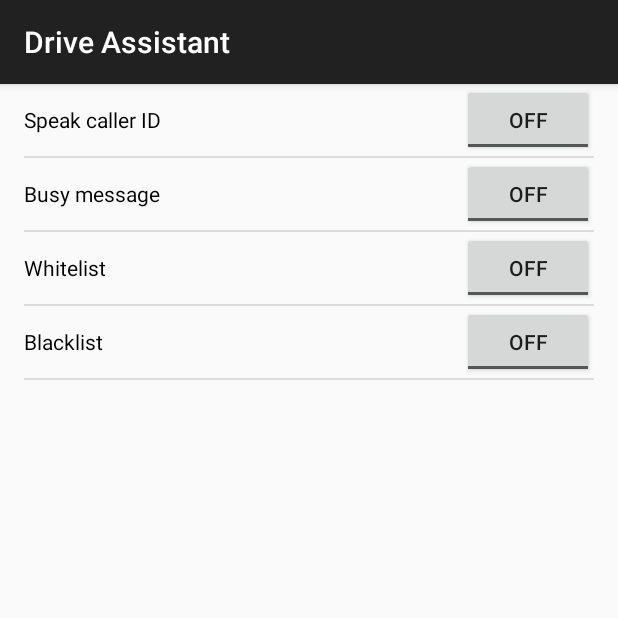
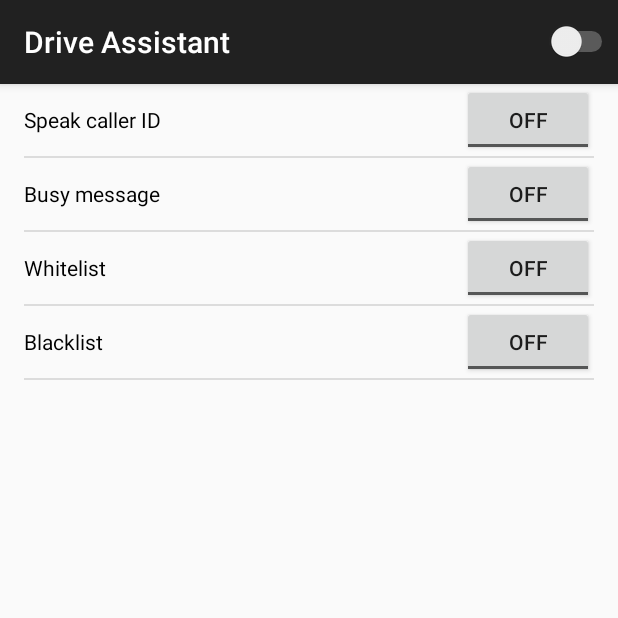
Before and after one commit to alexandruc/DrivingAssistant, an Android app: the screen it shows after launch (MainActivity), on a phone screen of 412 x 824 dp, the top half of it. Run offline under Robolectric (Android 15) with nearby library versions, the light colour scheme and no system bars.

Commit message:
Added switch on actionbar

```diff
--- a/app/src/main/java/com/alexandruc/drivingassistant/MainActivity.java
+++ b/app/src/main/java/com/alexandruc/drivingassistant/MainActivity.java
@@ -7,7 +7,10 @@ import android.view.Menu;
 import android.view.MenuItem;
 import android.view.View;
 import android.widget.AdapterView;
+import android.widget.CompoundButton;
 import android.widget.ListView;
+import android.widget.Switch;
+import android.widget.Toast;
 
 import com.alexandruc.drivingassistant.bl.ToggleButtonListAdapter;
 
@@ -38,6 +41,23 @@ public class MainActivity extends ActionBarActivity {
     @Override
     public boolean onCreateOptionsMenu(Menu menu) {
         getMenuInflater().inflate(R.menu.menu_main, menu);
+
+        MenuItem searchItem = menu.findItem(R.id.action_onoff);
+        Switch sw = (Switch) searchItem.getActionView().findViewById(R.id.switchForActionBar);
+        sw.setOnCheckedChangeListener(new CompoundButton.OnCheckedChangeListener() {
+            @Override
+            public void onCheckedChanged(CompoundButton buttonView, boolean isChecked) {
+                if(isChecked)
+                {
+                    Toast.makeText(getBaseContext(), "ON", Toast.LENGTH_LONG).show(); //TODO remove me
+                }
+                else
+                {
+                    Toast.makeText(getBaseContext(), "OFF", Toast.LENGTH_LONG).show(); //TODO remove me
+                }
+            }
+        });
+
         return true;
     }
 }
--- /dev/null
+++ b/app/src/main/res/layout/switch_layout.xml
@@ -0,0 +1,15 @@
+<?xml version="1.0" encoding="utf-8"?>
+<RelativeLayout xmlns:android="http://schemas.android.com/apk/res/android"
+    android:layout_width="fill_parent"
+    android:layout_height="match_parent"
+    android:orientation="horizontal" >
+
+    <Switch
+        android:id="@+id/switchForActionBar"
+        android:layout_width="wrap_content"
+        android:layout_height="wrap_content"
+        android:layout_centerVertical="true"
+        android:layout_centerHorizontal="true"
+        android:text="" />
+
+</RelativeLayout>
--- a/app/src/main/res/menu/menu_main.xml
+++ b/app/src/main/res/menu/menu_main.xml
@@ -1,4 +1,11 @@
 <menu xmlns:android="http://schemas.android.com/apk/res/android"
     xmlns:app="http://schemas.android.com/apk/res-auto"
     xmlns:tools="http://schemas.android.com/tools" tools:context=".MainActivity">
+
+    <item
+        android:id="@+id/action_onoff"
+        android:title=""
+        app:showAsAction="always"
+        app:actionLayout="@layout/switch_layout"
+        />
 </menu>
```
